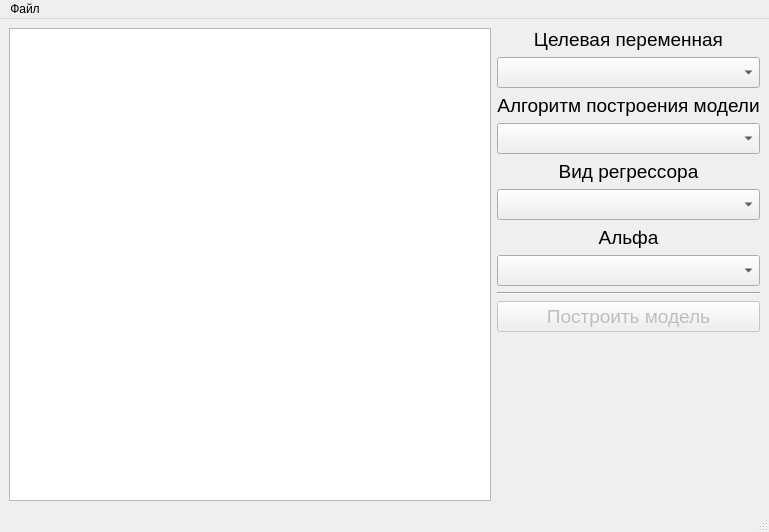
The window that main.ui (DariaCoven/diplom) describes before a commit, drawn with Qt 5.
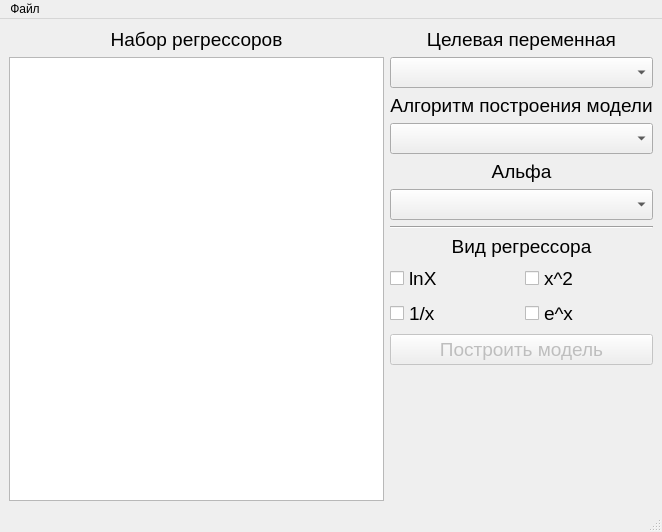
The same window after the commit.

Commit message: Обновление интерфейса + Добавлены поля

Patch:
```diff
--- a/main.ui
+++ b/main.ui
@@ -6,7 +6,7 @@
    <rect>
     <x>0</x>
     <y>0</y>
-    <width>769</width>
+    <width>662</width>
     <height>532</height>
    </rect>
   </property>
@@ -20,6 +20,21 @@
       <item>
        <layout class="QVBoxLayout" name="vl_graph"/>
       </item>
+      <item>
+       <widget class="QLabel" name="label_3">
+        <property name="font">
+         <font>
+          <pointsize>14</pointsize>
+         </font>
+        </property>
+        <property name="text">
+         <string>Набор регрессоров</string>
+        </property>
+        <property name="alignment">
+         <set>Qt::AlignCenter</set>
+        </property>
+       </widget>
+      </item>
       <item>
        <widget class="QListWidget" name="lw_results">
         <property name="font">
@@ -86,36 +101,6 @@
           </property>
          </widget>
         </item>
-        <item>
-         <widget class="QLabel" name="label_3">
-          <property name="font">
-           <font>
-            <pointsize>14</pointsize>
-           </font>
-          </property>
-          <property name="styleSheet">
-           <string notr="true"/>
-          </property>
-          <property name="text">
-           <string>Вид регрессора</string>
-          </property>
-          <property name="alignment">
-           <set>Qt::AlignCenter</set>
-          </property>
-         </widget>
-        </item>
-        <item>
-         <widget class="QComboBox" name="cb_regressor_type">
-          <property name="font">
-           <font>
-            <pointsize>14</pointsize>
-           </font>
-          </property>
-          <property name="maxVisibleItems">
-           <number>10</number>
-          </property>
-         </widget>
-        </item>
         <item>
          <widget class="QLabel" name="label_4">
           <property name="font">
@@ -147,6 +132,77 @@
           </property>
          </widget>
         </item>
+        <item>
+         <widget class="QLabel" name="label_5">
+          <property name="font">
+           <font>
+            <pointsize>14</pointsize>
+           </font>
+          </property>
+          <property name="text">
+           <string>Вид регрессора</string>
+          </property>
+          <property name="alignment">
+           <set>Qt::AlignCenter</set>
+          </property>
+         </widget>
+        </item>
+        <item>
+         <layout class="QHBoxLayout" name="horizontalLayout_2">
+          <item>
+           <widget class="QCheckBox" name="cb_lnx">
+            <property name="font">
+             <font>
+              <pointsize>14</pointsize>
+             </font>
+            </property>
+            <property name="text">
+             <string>lnX</string>
+            </property>
+           </widget>
+          </item>
+          <item>
+           <widget class="QCheckBox" name="cb_x2">
+            <property name="font">
+             <font>
+              <pointsize>14</pointsize>
+             </font>
+            </property>
+            <property name="text">
+             <string>x^2</string>
+            </property>
+           </widget>
+          </item>
+         </layout>
+        </item>
+        <item>
+         <layout class="QHBoxLayout" name="horizontalLayout_3">
+          <item>
+           <widget class="QCheckBox" name="cb_1x">
+            <property name="font">
+             <font>
+              <pointsize>14</pointsize>
+             </font>
+            </property>
+            <property name="text">
+             <string>1/x</string>
+            </property>
+           </widget>
+          </item>
+          <item>
+           <widget class="QCheckBox" name="cb_ex">
+            <property name="font">
+             <font>
+              <pointsize>14</pointsize>
+             </font>
+            </property>
+            <property name="text">
+             <string>e^x</string>
+            </property>
+           </widget>
+          </item>
+         </layout>
+        </item>
         <item>
          <widget class="QPushButton" name="pb_build_model">
           <property name="enabled">
@@ -192,7 +248,7 @@
     <rect>
      <x>0</x>
      <y>0</y>
-     <width>769</width>
+     <width>662</width>
      <height>21</height>
     </rect>
    </property>
```
The commit also changes 2 other files.
